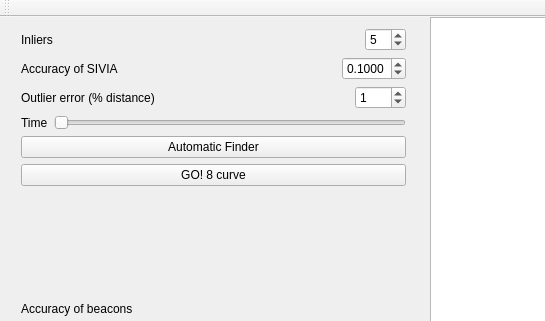
Before: the Qt Designer form mainwindow.ui in qbrefort/Qinter, drawn with Qt 5; both pictures show x 0 to 545 and y 0 to 321 of the 858 by 506 pixel window.
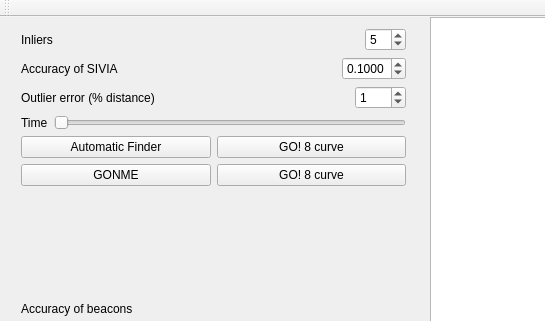
After: the same form once the commit is applied.

Commit message: Implementation of GONME: enhanced q-relaxed algo

Patch:
```diff
--- a/mainwindow.ui
+++ b/mainwindow.ui
@@ -175,7 +175,9 @@
       </layout>
      </item>
      <item>
-      <layout class="QHBoxLayout" name="horizontalLayout_9">
+      <layout class="QHBoxLayout" name="horizontalLayout_4">
+       <item>
+        <layout class="QVBoxLayout" name="verticalLayout_2">
        <item>
         <widget class="QPushButton" name="ButtonFindSol">
          <property name="text">
@@ -183,16 +185,32 @@
          </property>
         </widget>
        </item>
+         <item>
+          <widget class="QPushButton" name="ButtonGONME">
+           <property name="text">
+            <string>GONME</string>
+           </property>
+          </widget>
+         </item>
       </layout>
      </item>
      <item>
-      <layout class="QHBoxLayout" name="horizontalLayout_4">
+        <layout class="QVBoxLayout" name="verticalLayout_3">
        <item>
         <widget class="QPushButton" name="Tplot">
          <property name="text">
           <string>GO! 8 curve</string>
          </property>
         </widget>
+         </item>
+         <item>
+          <widget class="QPushButton" name="Tplot_2">
+           <property name="text">
+            <string>GO! 8 curve</string>
+           </property>
+          </widget>
+         </item>
+        </layout>
        </item>
       </layout>
      </item>
```
Lines whose indentation alone changed are shown as unchanged. The commit also changes 5 other files.
